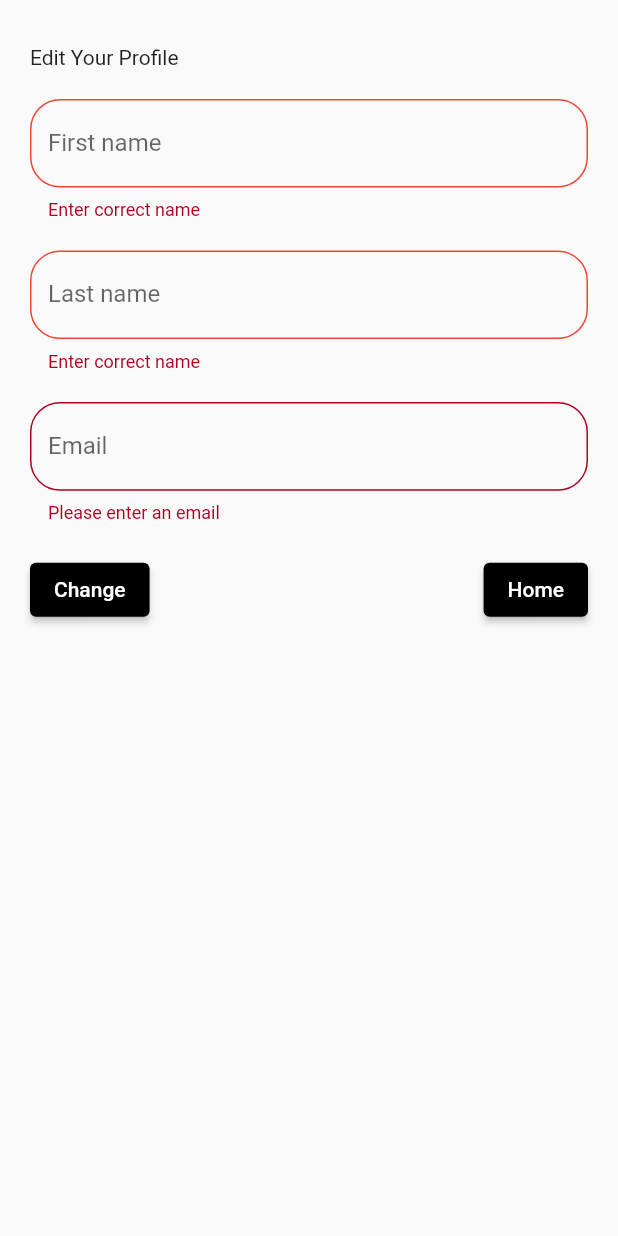
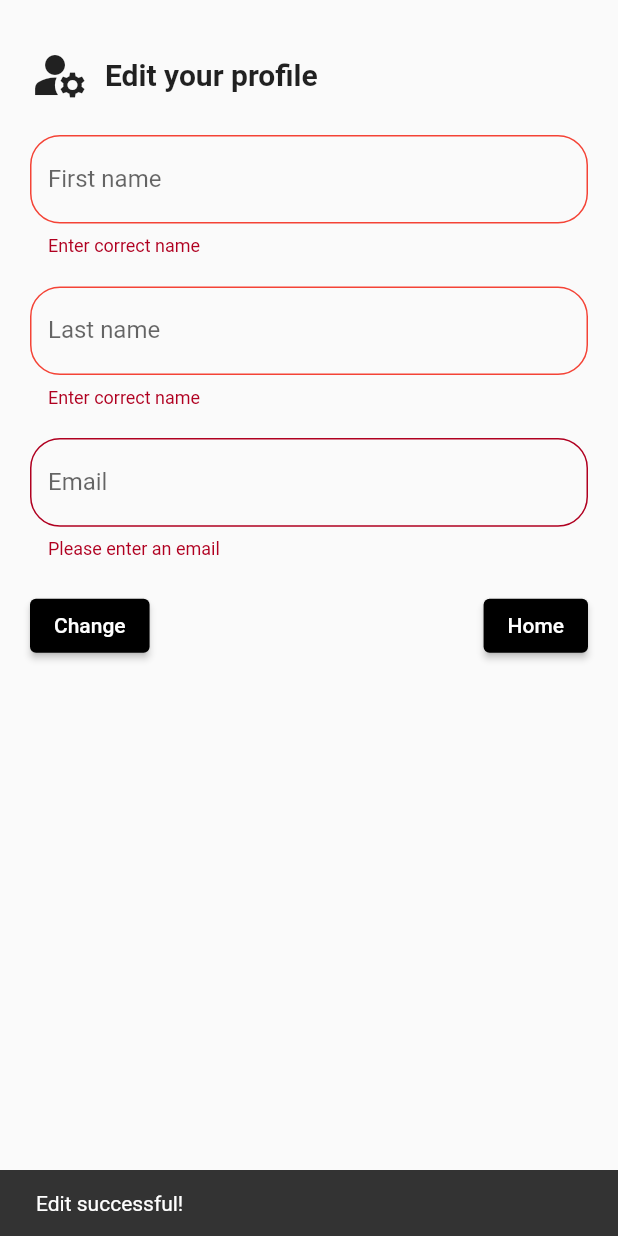
Before and after one commit to duyduc2809/MockProject1, a Flutter app: the EditProfile screen opened directly, after a tap on "Change", on a phone screen of 412 x 824 dp. Run offline on Flutter 3.47's test engine with Material 2 defaults, Android fonts, the phone set to English and light mode, and no system bars; our stand-ins replace pie_chart, rxdart, shared_preferences, sqflite; accounts and stored records are empty.

Commit message:
Update edit_profile_screen.dart

```diff
--- a/lib/screens/edit_profile_screen.dart
+++ b/lib/screens/edit_profile_screen.dart
@@ -5,6 +5,7 @@ import '../helpers/sql_account_helper.dart';
 import '../widgets/async_text_form_field.dart';
 import '../widgets/custom_input_decoration.dart';
 import 'home_screen.dart';
+
 class EditProfile extends StatefulWidget {
   const EditProfile({super.key});
 
@@ -30,7 +31,22 @@ class _EditProfileState extends State<EditProfile> {
               crossAxisAlignment: CrossAxisAlignment.start,
               children: [
                 const SizedBox(height: 10),
-                const Text('Edit Your Profile'),
+                const Row(
+                  children: [
+                    Icon(
+                      Icons.manage_accounts,
+                      size: 40,
+                    ),
+                    SizedBox(
+                      width: 10,
+                    ),
+                    Text(
+                      'Edit your profile',
+                      style:
+                          TextStyle(fontSize: 20, fontWeight: FontWeight.bold),
+                    )
+                  ],
+                ),
                 const SizedBox(height: 20),
                 TextFormField(
                   controller: _firstNameController,
@@ -62,14 +78,6 @@ class _EditProfileState extends State<EditProfile> {
                       'Invalid email or email already exists',
                   hintText: 'name@example.com',
                 ),
-                // TextFormField(
-                //   controller: _emailController,
-                //   validator: (value) => Validator.emailValidator(value),
-                //   decoration: const InputDecoration(
-                //     border: OutlineInputBorder(),
-                //     labelText: 'Email',
-                //   ),
-                // ),
                 const SizedBox(
                   height: 20,
                 ),
@@ -80,6 +88,8 @@ class _EditProfileState extends State<EditProfile> {
                         onPressed: () {
                           if (_formkey.currentState!.validate()) {
                             SQLAccountHelper.updateAccount(Account(
+                                firstName: _firstNameController.text,
+                                lastName: _lastNameController.text,
                                 email: _emailController.text,
                                 id: SQLAccountHelper.currentAccount['id'],
                                 password: SQLAccountHelper
@@ -88,17 +98,9 @@ class _EditProfileState extends State<EditProfile> {
                                 _emailController);
                             print(SQLAccountHelper.currentAccount['id']);
                           }
-                          AsyncTextFormField(
-                            labelText: 'Email',
-                            validator: (value) => Validator.isValidEmail(value),
-                            validationDebounce:
-                                const Duration(milliseconds: 200),
-                            controller: _emailController,
-                            valueIsEmptyMessage: 'Please enter an email',
-                            valueIsInvalidMessage:
-                                'Invalid email or email already exists',
-                            hintText: 'name@example.com',
-                          );
+                          ScaffoldMessenger.of(context).showSnackBar(
+                              const SnackBar(
+                                  content: Text('Edit successful! ')));
                         },
                         child: const Text('Change')),
                     ElevatedButton(
```
